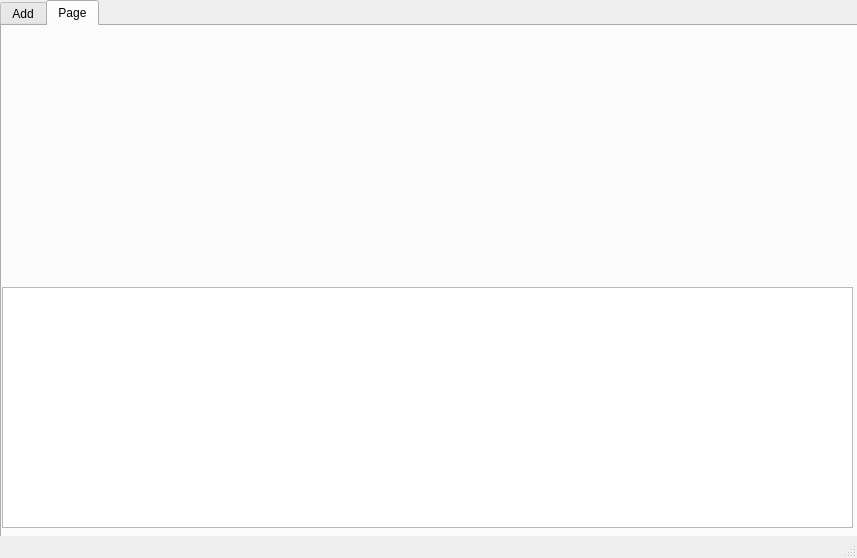
First picture: the form in src/mainwindow.ui, repository Partunaks/request_manager, before the edit.
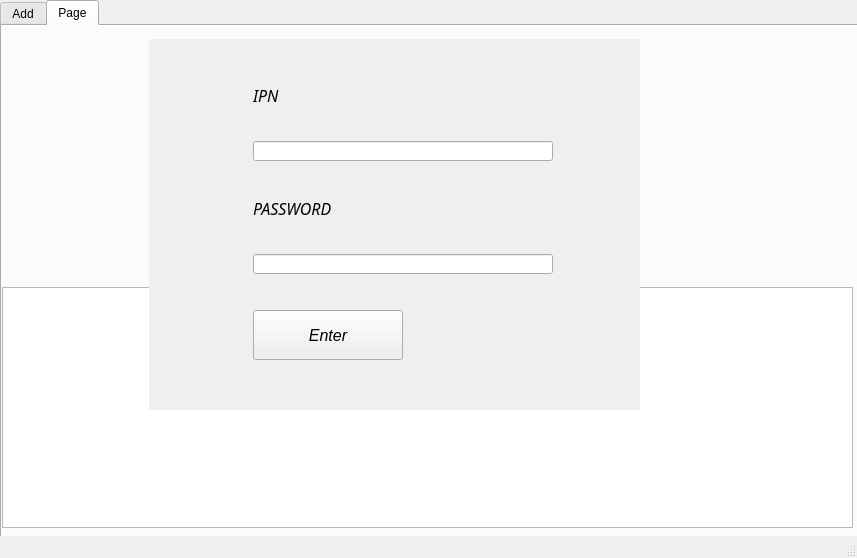
Second picture: the form after the edit.

Commit message: Made tab "store"

```diff
--- a/src/mainwindow.ui
+++ b/src/mainwindow.ui
@@ -199,6 +199,12 @@
      </widget>
     </widget>
     <widget class="QWidget" name="store_tab">
+     <property name="sizePolicy">
+      <sizepolicy hsizetype="MinimumExpanding" vsizetype="Preferred">
+       <horstretch>0</horstretch>
+       <verstretch>0</verstretch>
+      </sizepolicy>
+     </property>
      <attribute name="title">
       <string>Page</string>
      </attribute>
@@ -219,8 +225,8 @@
      <rect>
       <x>149</x>
       <y>39</y>
-      <width>441</width>
-      <height>331</height>
+      <width>491</width>
+      <height>371</height>
      </rect>
     </property>
     <property name="autoFillBackground">
@@ -231,15 +237,34 @@
       <rect>
        <x>-1</x>
        <y>-1</y>
-       <width>431</width>
-       <height>321</height>
+       <width>491</width>
+       <height>371</height>
       </rect>
      </property>
      <layout class="QGridLayout" name="gridLayout">
+      <property name="sizeConstraint">
+       <enum>QLayout::SetDefaultConstraint</enum>
+      </property>
       <property name="verticalSpacing">
        <number>0</number>
       </property>
-      <item row="5" column="1">
+      <item row="4" column="0">
+       <spacer name="horizontalSpacer_2">
+        <property name="orientation">
+         <enum>Qt::Horizontal</enum>
+        </property>
+        <property name="sizeType">
+         <enum>QSizePolicy::Fixed</enum>
+        </property>
+        <property name="sizeHint" stdset="0">
+         <size>
+          <width>20</width>
+          <height>20</height>
+         </size>
+        </property>
+       </spacer>
+      </item>
+      <item row="3" column="1">
        <widget class="QLabel" name="label_11">
         <property name="maximumSize">
          <size>
@@ -262,7 +287,7 @@
         </property>
        </widget>
       </item>
-      <item row="8" column="1">
+      <item row="5" column="1">
        <widget class="QPushButton" name="enter_button">
         <property name="maximumSize">
          <size>
@@ -281,20 +306,20 @@
         </property>
        </widget>
       </item>
-      <item row="2" column="1">
-       <widget class="QLineEdit" name="ipn_t">
-        <property name="maximumSize">
-         <size>
-          <width>300</width>
-          <height>20</height>
-         </size>
-        </property>
-        <property name="locale">
-         <locale language="English" country="UnitedStates"/>
-        </property>
-       </widget>
-      </item>
       <item row="1" column="1">
+       <widget class="QLineEdit" name="ipn_t">
+        <property name="maximumSize">
+         <size>
+          <width>300</width>
+          <height>20</height>
+         </size>
+        </property>
+        <property name="locale">
+         <locale language="English" country="UnitedStates"/>
+        </property>
+       </widget>
+      </item>
+      <item row="0" column="1">
        <widget class="QLabel" name="label_12">
         <property name="maximumSize">
          <size>
@@ -314,7 +339,7 @@
         </property>
        </widget>
       </item>
-      <item row="3" column="1">
+      <item row="2" column="1">
        <spacer name="verticalSpacer">
         <property name="orientation">
          <enum>Qt::Vertical</enum>
@@ -330,7 +355,7 @@
         </property>
        </spacer>
       </item>
-      <item row="1" column="0">
+      <item row="0" column="0">
        <spacer name="horizontalSpacer">
         <property name="orientation">
          <enum>Qt::Horizontal</enum>
@@ -346,7 +371,7 @@
         </property>
        </spacer>
       </item>
-      <item row="7" column="1">
+      <item row="4" column="1">
        <widget class="QLineEdit" name="pass_t">
         <property name="maximumSize">
          <size>
@@ -374,8 +399,6 @@
      </layout>
     </widget>
    </widget>
-   <zorder>widget</zorder>
-   <zorder>tabWidget</zorder>
   </widget>
   <widget class="QStatusBar" name="statusBar"/>
  </widget>
```
The commit also changes 3 other files.
